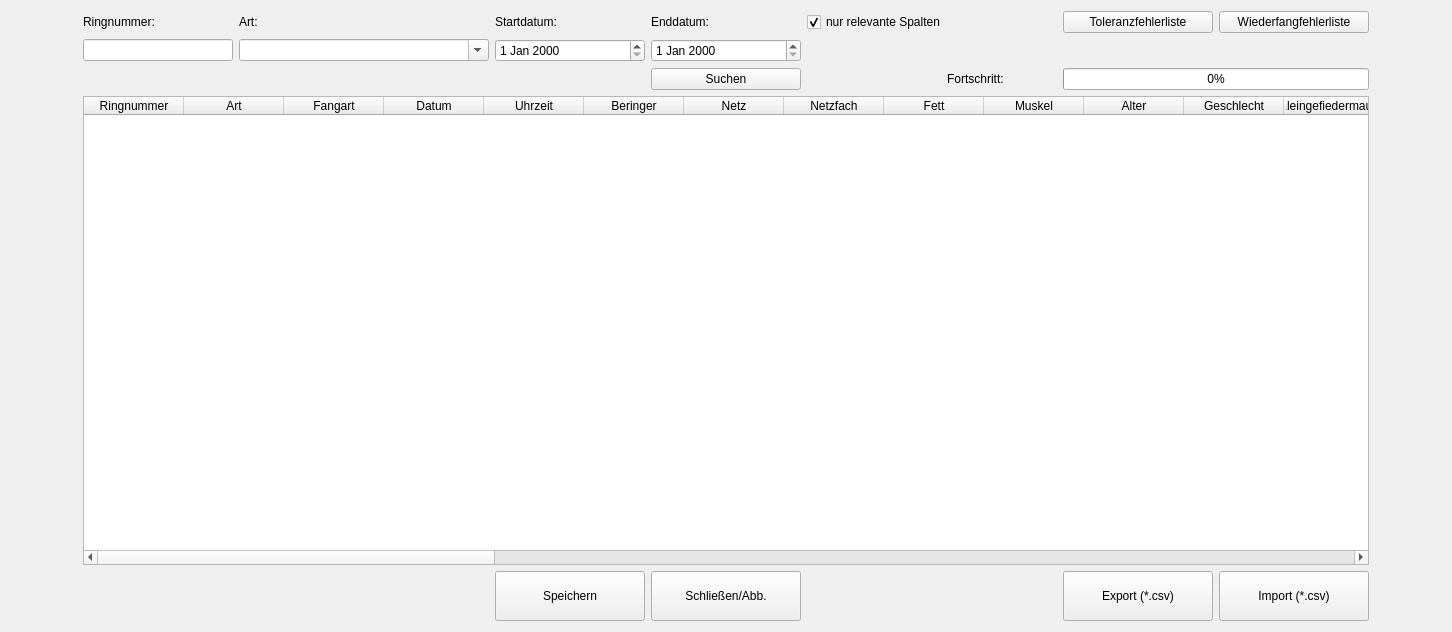
First picture: the form in Beringungsoberflaeche/Hauptfenster_neu/search_ringnb_form.ui, repository StefanBongers/Ui_Settings.py, before the edit.
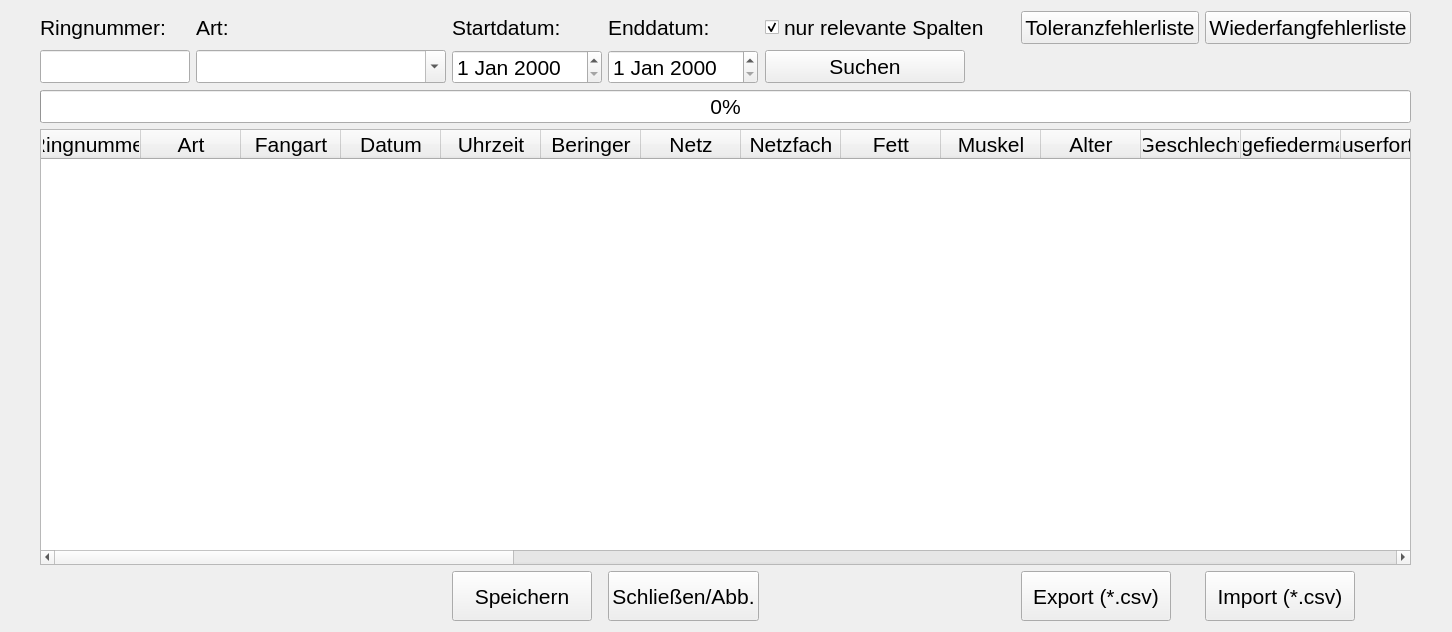
Second picture: the form after the edit.

What changed in the file:
```diff
--- a/Beringungsoberflaeche/Hauptfenster_neu/search_ringnb_form.ui
+++ b/Beringungsoberflaeche/Hauptfenster_neu/search_ringnb_form.ui
@@ -21,6 +21,11 @@
     <layout class="QGridLayout" name="gridLayout_2">
      <item row="1" column="2">
       <widget class="QLabel" name="label_3">
+       <property name="font">
+        <font>
+         <pointsize>16</pointsize>
+        </font>
+       </property>
        <property name="toolTip">
         <string>Rechtsklick fügt aktuelles Datum ein.</string>
        </property>
@@ -43,10 +48,20 @@
          <height>16777215</height>
         </size>
        </property>
+       <property name="font">
+        <font>
+         <pointsize>16</pointsize>
+        </font>
+       </property>
       </widget>
      </item>
      <item row="1" column="3">
       <widget class="QLabel" name="label_5">
+       <property name="font">
+        <font>
+         <pointsize>16</pointsize>
+        </font>
+       </property>
        <property name="toolTip">
         <string>Rechtsklick fügt aktuelles Datum ein.</string>
        </property>
@@ -65,10 +80,15 @@
        </property>
        <property name="maximumSize">
         <size>
-         <width>200</width>
+         <width>16777215</width>
          <height>16777215</height>
         </size>
        </property>
+       <property name="font">
+        <font>
+         <pointsize>16</pointsize>
+        </font>
+       </property>
        <property name="text">
         <string>Wiederfangfehlerliste</string>
        </property>
@@ -76,6 +96,11 @@
      </item>
      <item row="1" column="0">
       <widget class="QLabel" name="label">
+       <property name="font">
+        <font>
+         <pointsize>16</pointsize>
+        </font>
+       </property>
        <property name="text">
         <string>Ringnummer:</string>
        </property>
@@ -95,6 +120,11 @@
          <height>16777215</height>
         </size>
        </property>
+       <property name="font">
+        <font>
+         <pointsize>16</pointsize>
+        </font>
+       </property>
       </widget>
      </item>
      <item row="2" column="1">
@@ -117,6 +147,11 @@
          <height>16777215</height>
         </size>
        </property>
+       <property name="font">
+        <font>
+         <pointsize>16</pointsize>
+        </font>
+       </property>
        <property name="editable">
         <bool>true</bool>
        </property>
@@ -125,19 +160,6 @@
        </property>
       </widget>
      </item>
-     <item row="3" column="3">
-      <widget class="QPushButton" name="BTN_search">
-       <property name="maximumSize">
-        <size>
-         <width>200</width>
-         <height>16777215</height>
-        </size>
-       </property>
-       <property name="text">
-        <string>Suchen</string>
-       </property>
-      </widget>
-     </item>
      <item row="1" column="5">
       <widget class="QPushButton" name="BTN_fehlerliste">
        <property name="minimumSize">
@@ -148,10 +170,15 @@
        </property>
        <property name="maximumSize">
         <size>
-         <width>200</width>
+         <width>16777215</width>
          <height>16777215</height>
         </size>
        </property>
+       <property name="font">
+        <font>
+         <pointsize>16</pointsize>
+        </font>
+       </property>
        <property name="text">
         <string>Toleranzfehlerliste</string>
        </property>
@@ -159,6 +186,11 @@
      </item>
      <item row="4" column="0" colspan="7">
       <widget class="QTableWidget" name="TBL_results">
+       <property name="font">
+        <font>
+         <pointsize>16</pointsize>
+        </font>
+       </property>
        <property name="sizeAdjustPolicy">
         <enum>QAbstractScrollArea::AdjustToContents</enum>
        </property>
@@ -377,6 +409,11 @@
          <height>16777215</height>
         </size>
        </property>
+       <property name="font">
+        <font>
+         <pointsize>16</pointsize>
+        </font>
+       </property>
        <property name="text">
         <string>nur relevante Spalten</string>
        </property>
@@ -387,6 +424,11 @@
      </item>
      <item row="1" column="1">
       <widget class="QLabel" name="label_2">
+       <property name="font">
+        <font>
+         <pointsize>16</pointsize>
+        </font>
+       </property>
        <property name="text">
         <string>Art:</string>
        </property>
@@ -406,6 +448,11 @@
          <height>16777215</height>
         </size>
        </property>
+       <property name="font">
+        <font>
+         <pointsize>16</pointsize>
+        </font>
+       </property>
       </widget>
      </item>
      <item row="5" column="2">
@@ -424,10 +471,15 @@
        </property>
        <property name="maximumSize">
         <size>
-         <width>150</width>
-         <height>50</height>
+         <width>16777215</width>
+         <height>16777215</height>
         </size>
        </property>
+       <property name="font">
+        <font>
+         <pointsize>16</pointsize>
+        </font>
+       </property>
        <property name="text">
         <string>Speichern</string>
        </property>
@@ -443,16 +495,21 @@
        </property>
        <property name="minimumSize">
         <size>
-         <width>150</width>
+         <width>0</width>
          <height>50</height>
         </size>
        </property>
        <property name="maximumSize">
         <size>
-         <width>150</width>
-         <height>50</height>
+         <width>16777215</width>
+         <height>16777215</height>
         </size>
        </property>
+       <property name="font">
+        <font>
+         <pointsize>16</pointsize>
+        </font>
+       </property>
        <property name="text">
         <string>Schließen/Abb.</string>
        </property>
@@ -474,10 +531,15 @@
        </property>
        <property name="maximumSize">
         <size>
-         <width>150</width>
-         <height>50</height>
+         <width>16777215</width>
+         <height>16777215</height>
         </size>
        </property>
+       <property name="font">
+        <font>
+         <pointsize>16</pointsize>
+        </font>
+       </property>
        <property name="text">
         <string>Export (*.csv)</string>
        </property>
@@ -499,33 +561,45 @@
        </property>
        <property name="maximumSize">
         <size>
-         <width>150</width>
-         <height>50</height>
+         <width>16777215</width>
+         <height>16777215</height>
         </size>
        </property>
+       <property name="font">
+        <font>
+         <pointsize>16</pointsize>
+        </font>
+       </property>
        <property name="text">
         <string>Import (*.csv)</string>
        </property>
       </widget>
      </item>
-     <item row="3" column="4">
-      <widget class="QLabel" name="LBL_progress">
+     <item row="2" column="4">
+      <widget class="QPushButton" name="BTN_search">
        <property name="maximumSize">
         <size>
          <width>200</width>
          <height>16777215</height>
         </size>
        </property>
+       <property name="font">
+        <font>
+         <pointsize>16</pointsize>
+        </font>
+       </property>
        <property name="text">
-        <string>Fortschritt: </string>
-       </property>
-       <property name="alignment">
-        <set>Qt::AlignRight|Qt::AlignTrailing|Qt::AlignVCenter</set>
+        <string>Suchen</string>
        </property>
       </widget>
      </item>
-     <item row="3" column="5" colspan="2">
+     <item row="3" column="0" colspan="7">
       <widget class="QProgressBar" name="progressBar">
+       <property name="font">
+        <font>
+         <pointsize>16</pointsize>
+        </font>
+       </property>
        <property name="maximum">
         <number>1000</number>
        </property>
```
Left out of the diff: 1 changed line with no effect on the pictures.
